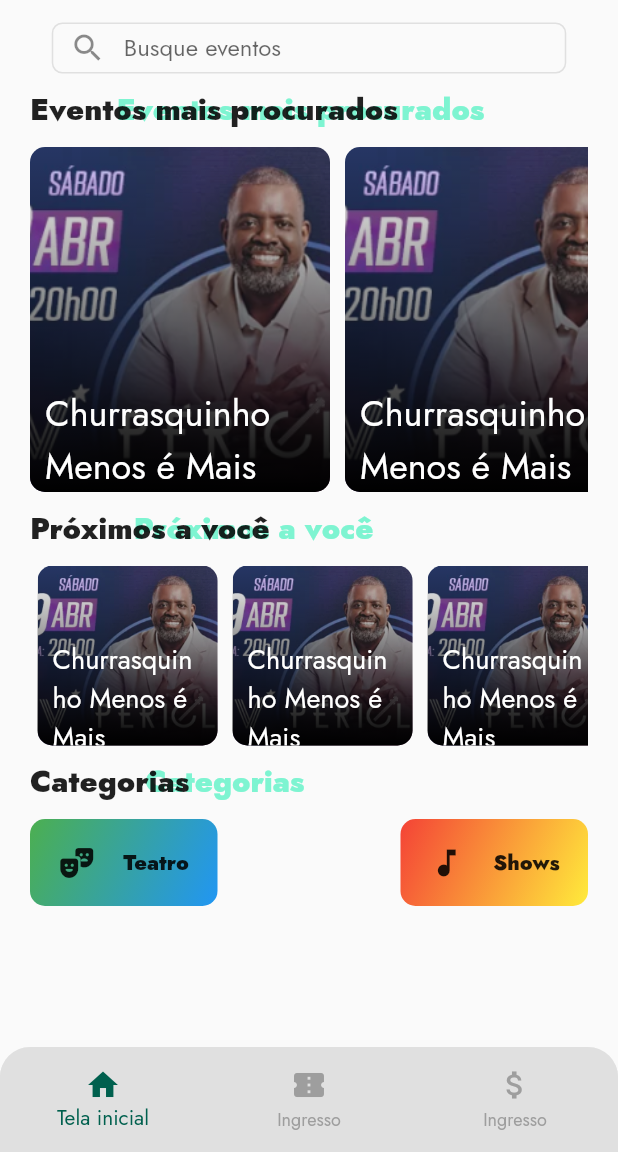
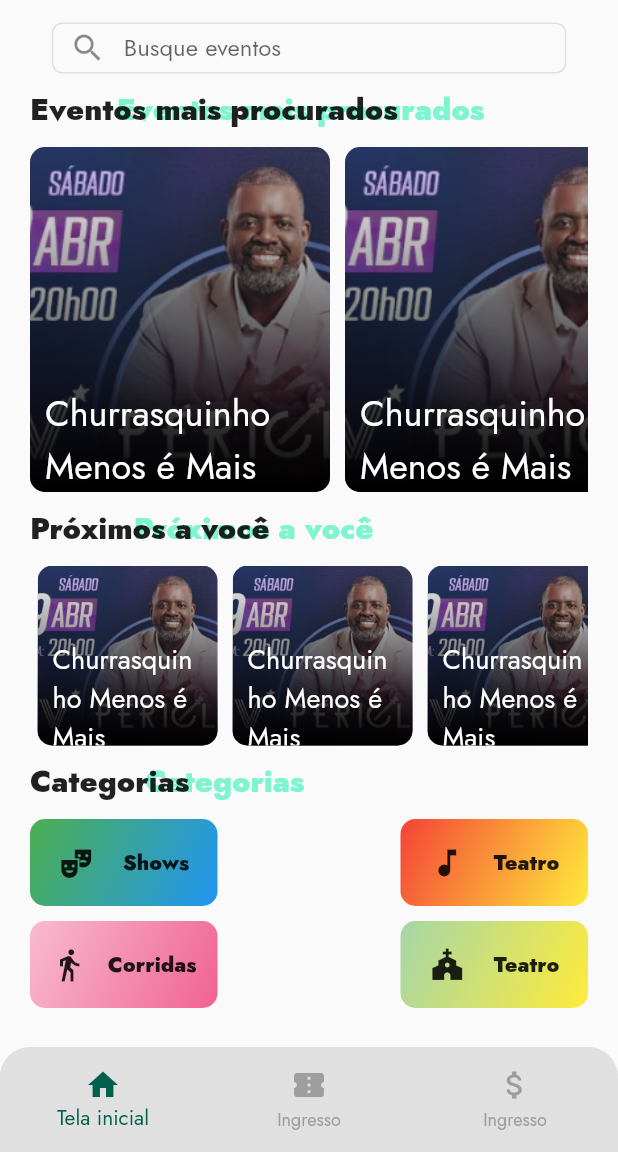
Before and after one commit to MatheusAGomes/dibs, a Flutter app: the screen it shows after launch, on a phone screen of 412 x 824 dp, the part 84-1236 px from its top. Run offline on Flutter 3.47's test engine with Material 2 defaults, Android fonts, the phone set to English and light mode, and no system bars; drawn by our look-alikes of loader_overlay; our stand-ins replace animated_toggle_switch, dio, fluttertoast, google_fonts, jwt_decoder, pretty_dio_logger and 2 more; missing offline and left inert: validatorless; generated files the repository leaves out were written again; project files that could hold a hidden picture were left out.

Commit message:
componentizacao do icone de categoria

```diff
--- a/lib/private/mainScreen.dart
+++ b/lib/private/mainScreen.dart
@@ -1,4 +1,5 @@
 import 'package:animated_toggle_switch/animated_toggle_switch.dart';
+import 'package:dibs/widget/bannerCategoria.dart';
 import 'package:dibs/widget/bannerPrincipal.dart';
 import 'package:dibs/widget/bannerSecundario.dart';
 import 'package:dio/dio.dart';
@@ -200,56 +201,36 @@ class _MainScreenState extends State<MainScreen> {
                       Row(
                         mainAxisAlignment: MainAxisAlignment.spaceBetween,
                         children: [
-                          InkWell(
-                            child: Container(
-                              decoration: BoxDecoration(
-                                  gradient: LinearGradient(
-                                      begin: Alignment.topLeft,
-                                      end: Alignment.bottomRight,
-                                      colors: [Colors.green, Colors.blue]),
-                                  borderRadius:
-                                      BorderRadiusDirectional.circular(10)),
-                              height: 58,
-                              width: 125,
-                              child: Row(
-                                  mainAxisAlignment:
-                                      MainAxisAlignment.spaceEvenly,
-                                  children: [
-                                    Icon(Icons.theater_comedy_rounded),
-                                    Text(
-                                      'Teatro',
-                                      style: TextStyle(
-                                          fontWeight: FontWeight.w900),
-                                    )
-                                  ]),
-                            ),
-                          ),
-                          InkWell(
-                            child: Container(
-                              decoration: BoxDecoration(
-                                  gradient: LinearGradient(
-                                      begin: Alignment.topLeft,
-                                      end: Alignment.bottomRight,
-                                      colors: [Colors.red, Colors.yellow]),
-                                  borderRadius:
-                                      BorderRadiusDirectional.circular(10)),
-                              height: 58,
-                              width: 125,
-                              child: Row(
-                                  mainAxisAlignment:
-                                      MainAxisAlignment.spaceEvenly,
-                                  children: [
-                                    Icon(Icons.music_note),
-                                    Text(
-                                      'Shows',
-                                      style: TextStyle(
-                                          fontWeight: FontWeight.w900),
-                                    )
-                                  ]),
-                            ),
-                          ),
+                          BannerCategoria(
+                              icon: Icon(Icons.theater_comedy),
+                              titulo: 'Shows',
+                              corUm: Colors.green,
+                              corDois: Colors.blue),
+                          BannerCategoria(
+                              icon: Icon(Icons.music_note),
+                              titulo: 'Teatro',
+                              corUm: Colors.red,
+                              corDois: Colors.yellow),
                         ],
-                      )
+                      ),
+                      SizedBox(
+                        height: 10,
+                      ),
+                      Row(
+                        mainAxisAlignment: MainAxisAlignment.spaceBetween,
+                        children: [
+                          BannerCategoria(
+                              icon: Icon(Icons.directions_walk),
+                              titulo: 'Corridas',
+                              corUm: Colors.pink.shade100,
+                              corDois: Colors.pink.shade300),
+                          BannerCategoria(
+                              icon: Icon(Icons.church),
+                              titulo: 'Teatro',
+                              corUm: Colors.green.shade200,
+                              corDois: Colors.yellow),
+                        ],
+                      ),
                     ],
                   )
                 ],
--- /dev/null
+++ b/lib/widget/bannerCategoria.dart
@@ -0,0 +1,39 @@
+import 'package:flutter/material.dart';
+
+import '../shared/service/colorService.dart';
+
+class BannerCategoria extends StatelessWidget {
+  Icon icon;
+  String titulo;
+  Color corUm;
+  Color corDois;
+
+  BannerCategoria(
+      {required this.icon,
+      required this.titulo,
+      required this.corUm,
+      required this.corDois});
+
+  @override
+  Widget build(BuildContext context) {
+    return InkWell(
+      child: Container(
+        decoration: BoxDecoration(
+            gradient: LinearGradient(
+                begin: Alignment.topLeft,
+                end: Alignment.bottomRight,
+                colors: [corUm, corDois]),
+            borderRadius: BorderRadiusDirectional.circular(10)),
+        height: 58,
+        width: 125,
+        child: Row(mainAxisAlignment: MainAxisAlignment.spaceEvenly, children: [
+          icon,
+          Text(
+            titulo,
+            style: TextStyle(fontWeight: FontWeight.w900),
+          )
+        ]),
+      ),
+    );
+  }
+}
```
